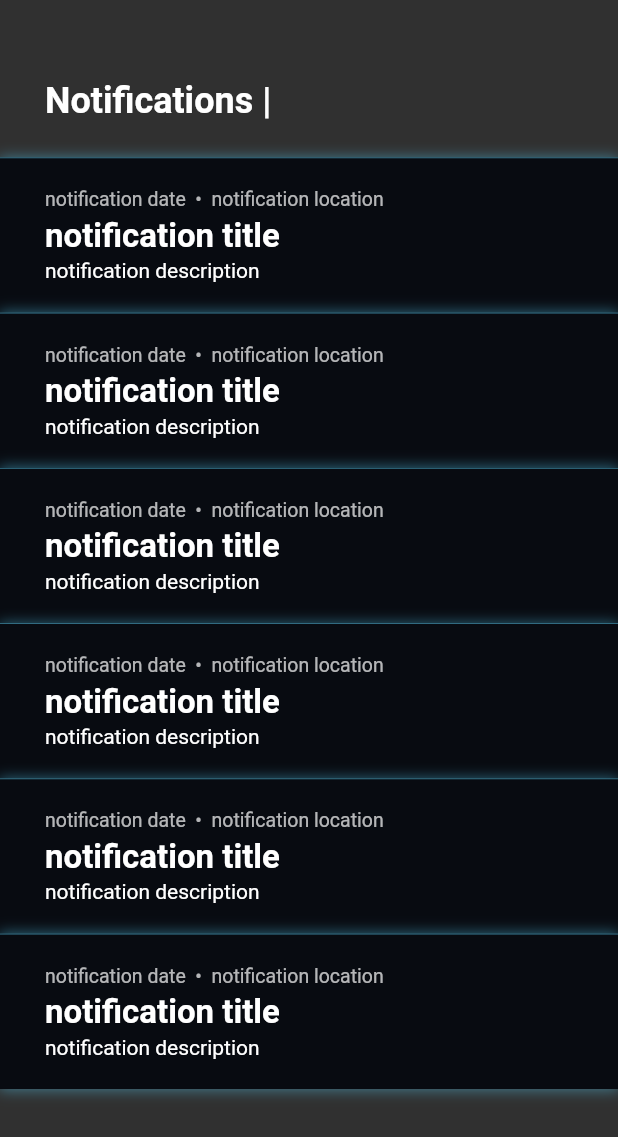
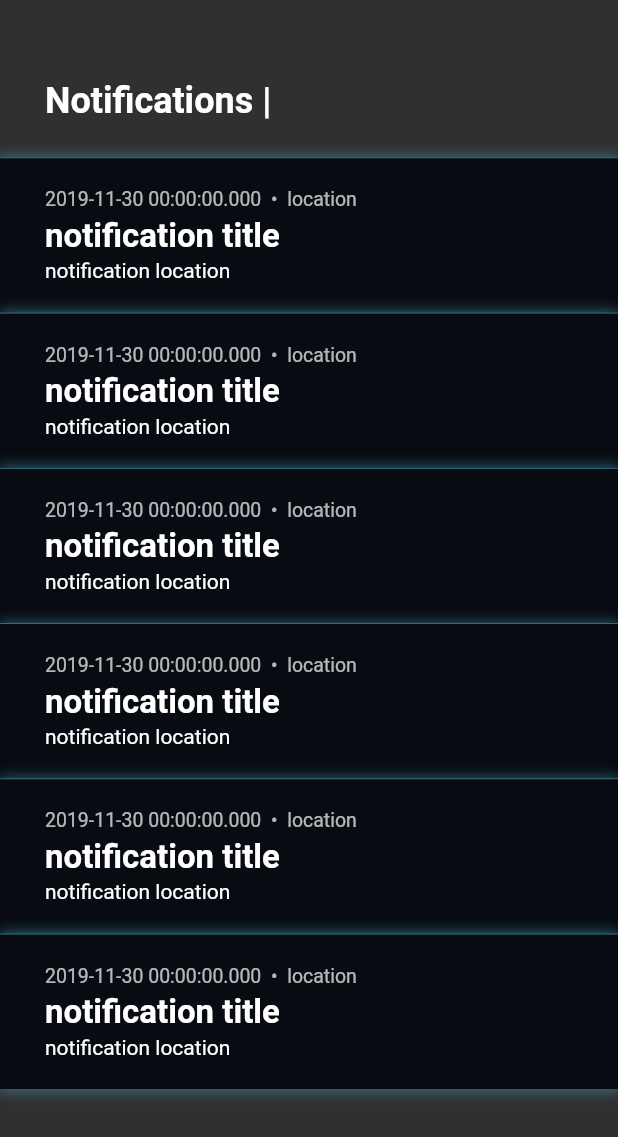
Before and after one commit to Sofianel5/copdb-app, a Flutter app: the NotificationScreen widget shown alone on an empty page, opened directly, on a phone screen of 412 x 824 dp. Shown: the top 1137 px of the screen. Run offline on Flutter 3.47's test engine with Material 2 defaults, Android fonts, the light colour scheme and no system bars; our stand-ins replace auto_route, bloc, cached_network_image, connectivity, contacts_service, dartz and 8 more; missing offline and left inert: background_location, clipboard, data_connection_checker, get_ip; accounts and stored records are empty; generated files the repository leaves out were written again; network calls fail; project files that could hold a hidden picture were left out.

Commit message:
notification integration

```diff
--- a/copdb/lib/screens/NotificationScreen.dart
+++ b/copdb/lib/screens/NotificationScreen.dart
@@ -2,6 +2,7 @@ import 'package:copdb/Errors/CouldNotFetchEvents.dart';
 import 'package:copdb/utils/NavBar.dart';
 import 'package:copdb/utils/NotificationItem.dart';
 import 'package:copdb/models/Notification.dart' as nf;
+import 'package:copdb/features/copdb/domain/entities/notification.dart' as n;
 import 'package:flutter/material.dart';
 
 class NotificationScreen extends StatefulWidget
@@ -13,13 +14,13 @@ class NotificationScreen extends StatefulWidget
 
 class _NotificationScreen extends State<NotificationScreen>
 {
-  List<nf.ListNotification> notificationList = [
-    nf.ListNotification('notification title', 'notification date', 'notification location', 'notification description'),
-    nf.ListNotification('notification title', 'notification date', 'notification location', 'notification description'),
-    nf.ListNotification('notification title', 'notification date', 'notification location', 'notification description'),
-    nf.ListNotification('notification title', 'notification date', 'notification location', 'notification description'),
-    nf.ListNotification('notification title', 'notification date', 'notification location', 'notification description'),
-    nf.ListNotification('notification title', 'notification date', 'notification location', 'notification description'),
+  List<n.Notification> notificationList = [
+    n.Notification(title: 'notification title', sentAt: DateTime(2020, 0, 0), body: 'notification location'),
+    n.Notification(title: 'notification title', sentAt: DateTime(2020, 0, 0), body: 'notification location'),
+    n.Notification(title: 'notification title', sentAt: DateTime(2020, 0, 0), body: 'notification location'),
+    n.Notification(title: 'notification title', sentAt: DateTime(2020, 0, 0), body: 'notification location'),
+    n.Notification(title: 'notification title', sentAt: DateTime(2020, 0, 0), body: 'notification location'),
+    n.Notification(title: 'notification title', sentAt: DateTime(2020, 0, 0), body: 'notification location'),
   ];
 
   ListView _getNotifications()
--- a/copdb/lib/utils/NotificationItem.dart
+++ b/copdb/lib/utils/NotificationItem.dart
@@ -1,9 +1,10 @@
 import 'package:copdb/models/Notification.dart' as nf;
+import 'package:copdb/features/copdb/domain/entities/notification.dart' as n;
 import 'package:flutter/material.dart';
 
 class NotificationItem extends StatefulWidget
 {
-  nf.ListNotification notification;
+  n.Notification notification;
   NotificationItem({this.notification});
   @override
   _NotificationItem createState() => _NotificationItem();
@@ -11,7 +12,7 @@ class NotificationItem extends StatefulWidget
 
 class _NotificationItem extends State<NotificationItem>
 {
-  nf.ListNotification _notification;
+  n.Notification _notification;
 
   @override
   void initState()
@@ -48,7 +49,7 @@ class _NotificationItem extends State<NotificationItem>
           Container(
             margin: EdgeInsets.only(bottom: 4),
             child: Text(
-              _notification.date + "  •  " + _notification.location,
+              _notification.sentAt.toString() + "  •  " + 'location',
               style: TextStyle(
                 fontSize: 13,
                 color: Colors.white70
@@ -64,7 +65,7 @@ class _NotificationItem extends State<NotificationItem>
               ),
             ),
           ),
-          Text(_notification.description),
+          Text(_notification.body),
         ],
       ),
     );
```
